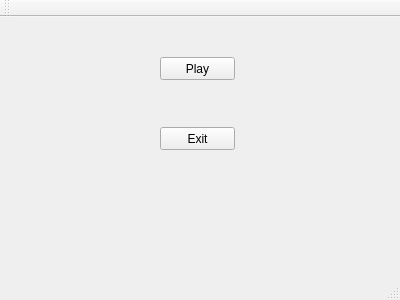
Above: Chess/mainwindow.ui from Alex-BusNet/Chess before the change. Below: the same form after it.
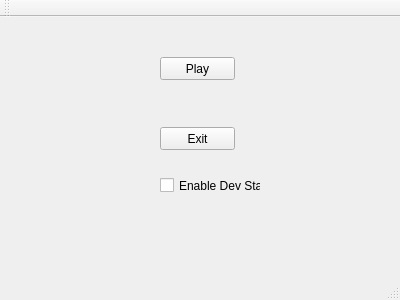
That is the form after the change.

Commit message:
All Pieces fully working. Pawns now have special start condition. added option to show dev stats (outputs at various places to see logic taking place as well as show board markers and stored info). Add promotion function for pawns although it currently only looks for Queen. Will add functionality later on for player to choose to promote Pawns to any of the four other pieces (excluding King).
TODO:
Add Save/Load feature
Add Check/Checkmate and end game functions
Add Scoring system
Improve visuals
Make DevStats show up in seperate window?

```diff
--- a/Chess/mainwindow.ui
+++ b/Chess/mainwindow.ui
@@ -40,6 +40,19 @@
      <string>Exit</string>
     </property>
    </widget>
+   <widget class="QCheckBox" name="checkBox">
+    <property name="geometry">
+     <rect>
+      <x>160</x>
+      <y>160</y>
+      <width>101</width>
+      <height>17</height>
+     </rect>
+    </property>
+    <property name="text">
+     <string>Enable Dev Stats</string>
+    </property>
+   </widget>
   </widget>
   <widget class="QMenuBar" name="menuBar">
    <property name="geometry">
```
The commit also changes 19 other files.
